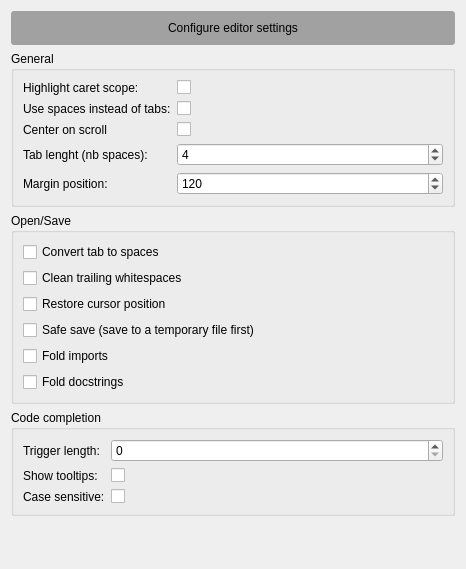
Above: forms/settings_page_editor.ui from merbst/QIdle before the change. Below: the same form after it.
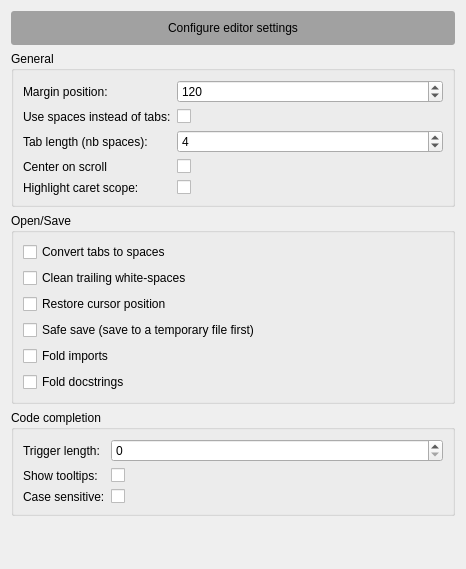
That is the form after the change.

Commit message:
Improve settings dialog:
- merge modes and panels page
- move appearance page under the editor node (this page is about editor appearance)

and a few minor gui improvements

Diff of the .ui file:
```diff
--- a/forms/settings_page_editor.ui
+++ b/forms/settings_page_editor.ui
@@ -38,7 +38,35 @@
       <property name="fieldGrowthPolicy">
        <enum>QFormLayout::AllNonFixedFieldsGrow</enum>
       </property>
+      <item row="1" column="0">
+       <widget class="QLabel" name="label_5">
+        <property name="text">
+         <string>Use spaces instead of tabs:</string>
+        </property>
+       </widget>
+      </item>
+      <item row="1" column="1">
+       <widget class="QCheckBox" name="cb_spaces_instead_of_tabs">
+        <property name="text">
+         <string/>
+        </property>
+       </widget>
+      </item>
       <item row="3" column="0">
+       <widget class="QLabel" name="label_8">
+        <property name="text">
+         <string>Center on scroll</string>
+        </property>
+       </widget>
+      </item>
+      <item row="3" column="1">
+       <widget class="QCheckBox" name="cb_center_on_scoll">
+        <property name="text">
+         <string/>
+        </property>
+       </widget>
+      </item>
+      <item row="2" column="0">
        <widget class="QLabel" name="label">
         <property name="sizePolicy">
          <sizepolicy hsizetype="Minimum" vsizetype="Preferred">
@@ -47,11 +75,11 @@
          </sizepolicy>
         </property>
         <property name="text">
-         <string>Tab lenght (nb spaces):</string>
+         <string>Tab length (nb spaces):</string>
         </property>
        </widget>
       </item>
-      <item row="3" column="1">
+      <item row="2" column="1">
        <widget class="QSpinBox" name="sb_tab_len">
         <property name="sizePolicy">
          <sizepolicy hsizetype="Preferred" vsizetype="Fixed">
@@ -64,14 +92,14 @@
         </property>
        </widget>
       </item>
-      <item row="4" column="0">
+      <item row="0" column="0">
        <widget class="QLabel" name="label_2">
         <property name="text">
          <string>Margin position:</string>
         </property>
        </widget>
       </item>
-      <item row="4" column="1">
+      <item row="0" column="1">
        <widget class="QSpinBox" name="sb_margin_pos">
         <property name="maximum">
          <number>200</number>
@@ -81,48 +109,20 @@
         </property>
        </widget>
       </item>
-      <item row="0" column="0">
+      <item row="4" column="0">
        <widget class="QLabel" name="label_4">
         <property name="text">
          <string>Highlight caret scope:</string>
         </property>
        </widget>
       </item>
-      <item row="0" column="1">
+      <item row="4" column="1">
        <widget class="QCheckBox" name="cb_caret_cope">
         <property name="text">
          <string/>
         </property>
        </widget>
       </item>
-      <item row="1" column="0">
-       <widget class="QLabel" name="label_5">
-        <property name="text">
-         <string>Use spaces instead of tabs:</string>
-        </property>
-       </widget>
-      </item>
-      <item row="1" column="1">
-       <widget class="QCheckBox" name="cb_spaces_instead_of_tabs">
-        <property name="text">
-         <string/>
-        </property>
-       </widget>
-      </item>
-      <item row="2" column="0">
-       <widget class="QLabel" name="label_8">
-        <property name="text">
-         <string>Center on scroll</string>
-        </property>
-       </widget>
-      </item>
-      <item row="2" column="1">
-       <widget class="QCheckBox" name="cb_center_on_scoll">
-        <property name="text">
-         <string/>
-        </property>
-       </widget>
-      </item>
      </layout>
     </widget>
    </item>
@@ -135,14 +135,14 @@
       <item>
        <widget class="QCheckBox" name="cb_convert_tabs_to_spaces">
         <property name="text">
-         <string>Convert tab to spaces</string>
+         <string>Convert tabs to spaces</string>
         </property>
        </widget>
       </item>
       <item>
        <widget class="QCheckBox" name="cb_clean_trailing">
         <property name="text">
-         <string>Clean trailing whitespaces</string>
+         <string>Clean trailing white-spaces</string>
         </property>
        </widget>
       </item>
```
The commit also changes 17 other files.
